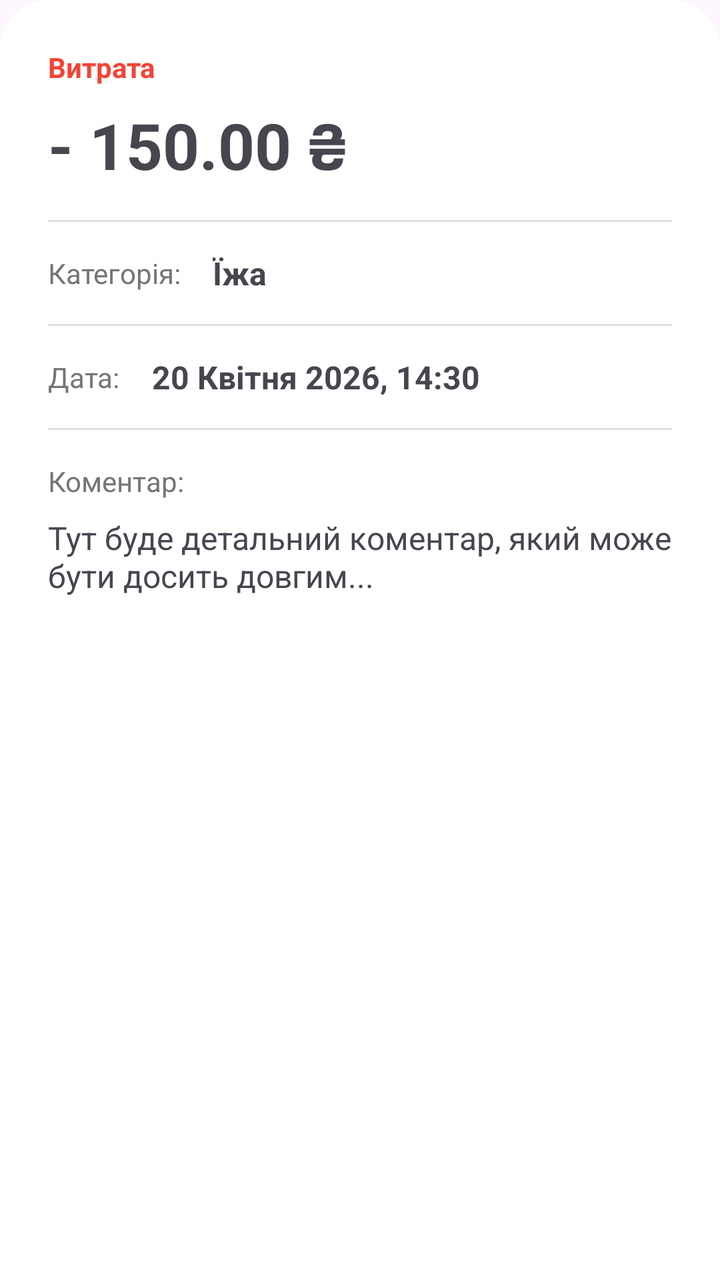
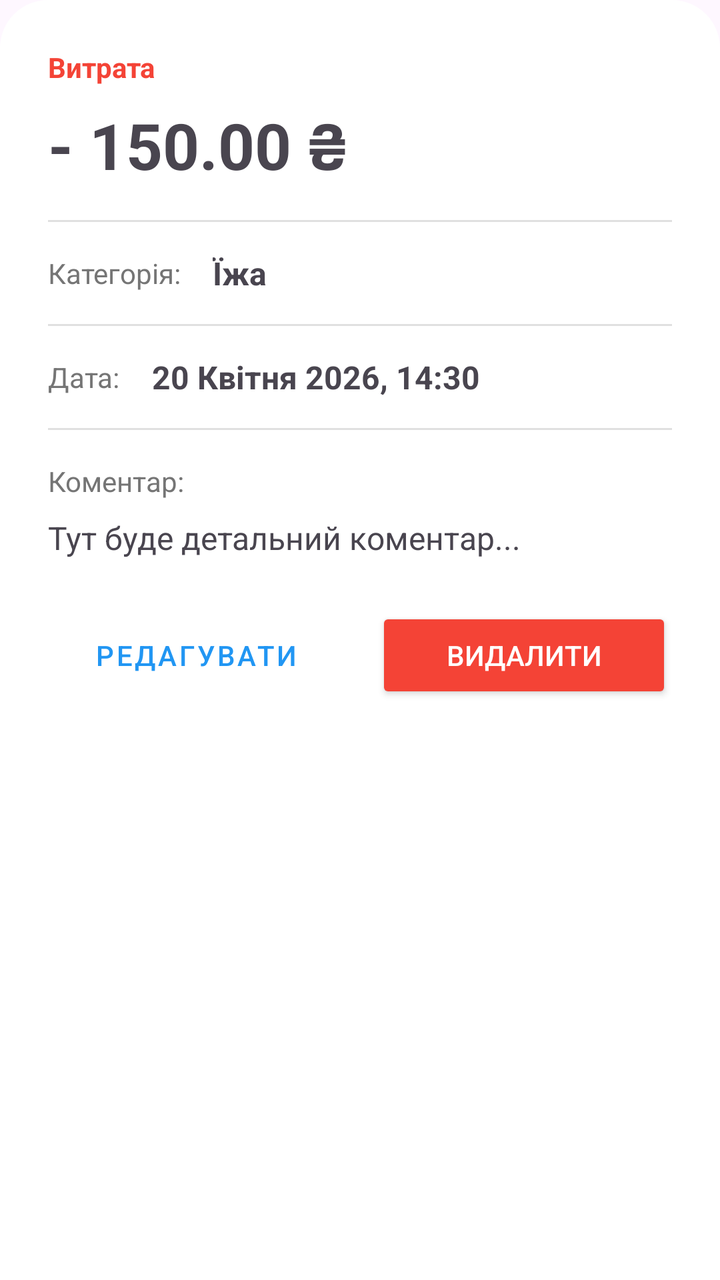

An Android layout rendered at two revisions. The XML below is the earlier revision; the diff shows what the commit changed to produce the second picture.
<!-- AndroidManifest.xml: application theme Theme.MyFinance -->
<!-- res/layout/bottom_sheet_transaction.xml -->
<?xml version="1.0" encoding="utf-8"?>
<androidx.constraintlayout.widget.ConstraintLayout xmlns:android="http://schemas.android.com/apk/res/android"
    xmlns:app="http://schemas.android.com/apk/res-auto"
    android:layout_width="match_parent"
    android:layout_height="wrap_content"
    android:background="@drawable/rounded_bottom_sheet"
    android:padding="24dp">

    <TextView
        android:id="@+id/bsType"
        android:layout_width="wrap_content"
        android:layout_height="wrap_content"
        android:text="Витрата"
        android:textColor="#F44336"
        android:textSize="14sp"
        android:textStyle="bold"
        app:layout_constraintStart_toStartOf="parent"
        app:layout_constraintTop_toTopOf="parent" />

    <TextView
        android:id="@+id/bsAmount"
        android:layout_width="wrap_content"
        android:layout_height="wrap_content"
        android:layout_marginTop="8dp"
        android:text="- 150.00 ₴"
        android:textSize="32sp"
        android:textStyle="bold"
        app:layout_constraintStart_toStartOf="parent"
        app:layout_constraintTop_toBottomOf="@id/bsType" />

    <View
        android:id="@+id/divider1"
        android:layout_width="match_parent"
        android:layout_height="1dp"
        android:layout_marginTop="16dp"
        android:background="#E0E0E0"
        app:layout_constraintTop_toBottomOf="@id/bsAmount" />

    <TextView
        android:id="@+id/bsCategoryLabel"
        android:layout_width="wrap_content"
        android:layout_height="wrap_content"
        android:layout_marginTop="16dp"
        android:text="Категорія:"
        android:textColor="#757575"
        android:textSize="14sp"
        app:layout_constraintStart_toStartOf="parent"
        app:layout_constraintTop_toBottomOf="@id/divider1" />

    <TextView
        android:id="@+id/bsCategoryValue"
        android:layout_width="0dp"
        android:layout_height="wrap_content"
        android:layout_marginStart="16dp"
        android:text="Їжа"
        android:textSize="16sp"
        android:textStyle="bold"
        app:layout_constraintBottom_toBottomOf="@id/bsCategoryLabel"
        app:layout_constraintEnd_toEndOf="parent"
        app:layout_constraintStart_toEndOf="@id/bsCategoryLabel"
        app:layout_constraintTop_toTopOf="@id/bsCategoryLabel" />

    <View
        android:id="@+id/divider2"
        android:layout_width="match_parent"
        android:layout_height="1dp"
        android:layout_marginTop="16dp"
        android:background="#E0E0E0"
        app:layout_constraintTop_toBottomOf="@id/bsCategoryLabel" />

    <TextView
        android:id="@+id/bsDateLabel"
        android:layout_width="wrap_content"
        android:layout_height="wrap_content"
        android:layout_marginTop="16dp"
        android:text="Дата:"
        android:textColor="#757575"
        android:textSize="14sp"
        app:layout_constraintStart_toStartOf="parent"
        app:layout_constraintTop_toBottomOf="@id/divider2" />

    <TextView
        android:id="@+id/bsDateValue"
        android:layout_width="0dp"
        android:layout_height="wrap_content"
        android:layout_marginStart="16dp"
        android:text="20 Квітня 2026, 14:30"
        android:textSize="16sp"
        android:textStyle="bold"
        app:layout_constraintBottom_toBottomOf="@id/bsDateLabel"
        app:layout_constraintEnd_toEndOf="parent"
        app:layout_constraintStart_toEndOf="@id/bsDateLabel"
        app:layout_constraintTop_toTopOf="@id/bsDateLabel" />

    <View
        android:id="@+id/divider3"
        android:layout_width="match_parent"
        android:layout_height="1dp"
        android:layout_marginTop="16dp"
        android:background="#E0E0E0"
        app:layout_constraintTop_toBottomOf="@id/bsDateLabel" />

    <TextView
        android:id="@+id/bsCommentLabel"
        android:layout_width="wrap_content"
        android:layout_height="wrap_content"
        android:layout_marginTop="16dp"
        android:text="Коментар:"
        android:textColor="#757575"
        android:textSize="14sp"
        app:layout_constraintStart_toStartOf="parent"
        app:layout_constraintTop_toBottomOf="@id/divider3" />

    <TextView
        android:id="@+id/bsCommentValue"
        android:layout_width="0dp"
        android:layout_height="wrap_content"
        android:layout_marginTop="8dp"
        android:text="Тут буде детальний коментар, який може бути досить довгим..."
        android:textSize="16sp"
        app:layout_constraintEnd_toEndOf="parent"
        app:layout_constraintStart_toStartOf="parent"
        app:layout_constraintTop_toBottomOf="@id/bsCommentLabel" />

</androidx.constraintlayout.widget.ConstraintLayout>
<!-- resources referenced by this layout -->
<resources>
  <!-- drawable rounded_bottom_sheet (drawable) -->
  <?xml version="1.0" encoding="utf-8"?>
  <shape xmlns:android="http://schemas.android.com/apk/res/android"
      android:shape="rectangle">
      <solid android:color="#FFFFFF" />
      <corners
          android:topLeftRadius="24dp"
          android:topRightRadius="24dp" />
  </shape>
  <style name="Theme.MyFinance" parent="Base.Theme.MyFinance" />
  <style name="Base.Theme.MyFinance" parent="Theme.Material3.DayNight.NoActionBar">
          
          
      </style>
</resources>

<!-- the commit's change to res/layout/bottom_sheet_transaction.xml (unified diff, before → after) -->
@@ -116,10 +116,40 @@
         android:layout_width="0dp"
         android:layout_height="wrap_content"
         android:layout_marginTop="8dp"
-        android:text="Тут буде детальний коментар, який може бути досить довгим..."
+        android:text="Тут буде детальний коментар..."
         android:textSize="16sp"
         app:layout_constraintEnd_toEndOf="parent"
         app:layout_constraintStart_toStartOf="parent"
         app:layout_constraintTop_toBottomOf="@id/bsCommentLabel" />
 
+    
+    <LinearLayout
+        android:layout_width="match_parent"
+        android:layout_height="wrap_content"
+        android:layout_marginTop="24dp"
+        android:orientation="horizontal"
+        app:layout_constraintTop_toBottomOf="@id/bsCommentValue">
+
+        <Button
+            android:id="@+id/btnEdit"
+            style="@style/Widget.MaterialComponents.Button.OutlinedButton"
+            android:layout_width="0dp"
+            android:layout_height="wrap_content"
+            android:layout_weight="1"
+            android:layout_marginEnd="8dp"
+            android:text="Редагувати"
+            app:strokeColor="#2196F3"
+            android:textColor="#2196F3" />
+
+        <Button
+            android:id="@+id/btnDelete"
+            android:layout_width="0dp"
+            android:layout_height="wrap_content"
+            android:layout_weight="1"
+            android:layout_marginStart="8dp"
+            android:backgroundTint="#F44336"
+            android:text="Видалити"
+            android:textColor="#FFFFFF" />
+    </LinearLayout>
+
 </androidx.constraintlayout.widget.ConstraintLayout>
